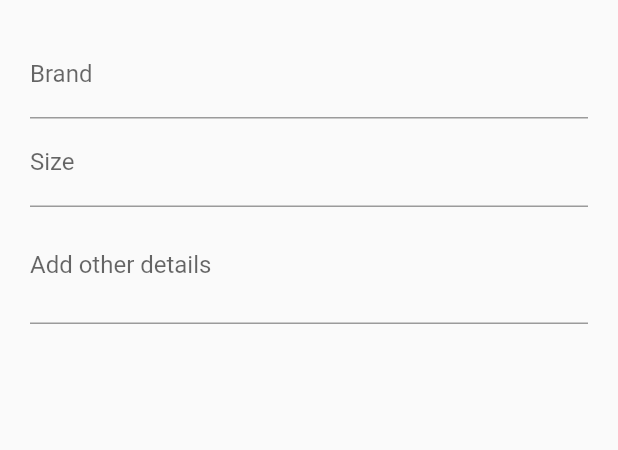
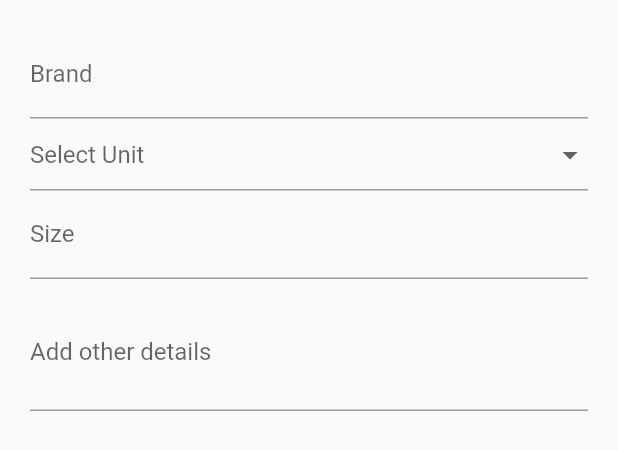
Before and after one commit to ayoub377/vendor-app_PFA, a Flutter app: the AttributeTab widget shown alone on an empty page, opened directly, on a phone screen of 412 x 824 dp. Shown: the top 450 px of the screen. Run offline on Flutter 3.47's test engine with Material 2 defaults, Android fonts, the phone set to English and light mode, and no system bars; our stand-ins replace cached_network_image, cloud_firestore, csc_picker, email_validator, firebase_auth, firebase_core and 3 more; missing offline and left inert: firebase_ui_auth, firebase_ui_oauth_google; accounts and stored records are empty; network calls fail.

Commit message:
Part 19 - Add product/image section
46:08

```diff
--- a/lib/provider/product_provider.dart
+++ b/lib/provider/product_provider.dart
@@ -1,8 +1,11 @@
 import 'package:flutter/material.dart';
+import 'package:image_picker/image_picker.dart';
 
 class ProductProvider with ChangeNotifier{
-
-  Map<String,dynamic>? productData={};
+  Map<String,dynamic>? productData={
+    'approved':false
+  };
+  final List<XFile>? imageFiles = [];
 
   getFormData(
       {String? productName,
@@ -23,7 +26,8 @@ class ProductProvider with ChangeNotifier{
         int? shippingCharge,
         String? brand,
         List? sizeList,
-        String? otherDetails
+        String? otherDetails,
+        String? unit
       }){
 
     if(productName!=null){
@@ -82,7 +86,13 @@ class ProductProvider with ChangeNotifier{
     }
     if(otherDetails!=null){
       productData!['otherDetails']=otherDetails;
+    }if(unit!=null){
+      productData!['unit']=unit;
     }
     notifyListeners();
   }
+  getImageFile(image){
+    imageFiles!.add(image);
+    notifyListeners();
+  }
 }
--- a/lib/widget/add_product/attribute_tab.dart
+++ b/lib/widget/add_product/attribute_tab.dart
@@ -25,10 +25,52 @@ class _AttributeTabState extends State<AttributeTab> with AutomaticKeepAliveClie
       maxLines: maxLine,
     );
   }
+
+    Widget _unitDropDown(ProductProvider provider){
+      return DropdownButtonFormField<String>(
+        value: selectedUnit,
+        icon: const Icon(Icons.arrow_drop_down),
+        hint: const Text("Select Unit",style: TextStyle(
+            fontSize: 16
+        ),),
+        elevation: 16,
+        onChanged: (String? newValue) {
+          // This is called when the user selects an item.
+          setState(() {
+            selectedUnit = newValue!;
+            provider.getFormData(
+                unit: newValue
+            );
+          });
+        },
+        items: _units.map<DropdownMenuItem<String>>((String value) {
+          return DropdownMenuItem<String>(
+            value: value,
+            child: Text(value),
+          );
+        }).toList(),
+        validator: (value){
+          return 'Select Unit';
+        },
+      );
+    }
+
+
     final List<String> _sizeList=[];
     final _textSize = TextEditingController();
     bool? _saved=false;
     bool _entered = false;
+    String? selectedUnit;
+    final List<String> _units = [
+      'Kg',
+      'Grm',
+      'Litre',
+      'Ml',
+      'Nos',
+      'Feet',
+      'Yard',
+      'Set',
+    ];
   @override
   Widget build(BuildContext context) {
     super.build(context);
@@ -46,6 +88,8 @@ class _AttributeTabState extends State<AttributeTab> with AutomaticKeepAliveClie
                   );
                 }
             ),
+            _unitDropDown(provider),
+
             Row(
               children: [
                 Expanded(
@@ -74,8 +118,9 @@ class _AttributeTabState extends State<AttributeTab> with AutomaticKeepAliveClie
                 }, child: Text("Add"))
               ],
             ),
+            const SizedBox(height: 10,),
             if(_sizeList.isNotEmpty)
-            Container(
+            SizedBox(
               height: 50,
               child: ListView.builder(
                 scrollDirection: Axis.horizontal,
@@ -114,11 +159,13 @@ class _AttributeTabState extends State<AttributeTab> with AutomaticKeepAliveClie
             if(_sizeList.isNotEmpty)
             Column(
               children: [
-                Text("*Long press to delete",style:TextStyle(
-                  color: Colors.grey,
-                  fontSize: 12
-                )),
-                ElevatedButton(
+                const Align(
+                    alignment: Alignment.centerLeft,
+                    child: Text("* Long press to delete",style:TextStyle(color: Colors.grey, fontSize: 12))),
+                Row(
+                  children: [
+                    Expanded(
+                      child: ElevatedButton(
                         child:Text(_saved == true? "Saved":"Press to save"),
                           onPressed: (){
                         setState(() {
@@ -128,6 +175,9 @@ class _AttributeTabState extends State<AttributeTab> with AutomaticKeepAliveClie
                         });
                         _saved=true;
                       }),
+                    ),
+                  ],
+                ),
               ],
             ),
             _formField(
--- a/lib/widget/add_product/general_tab.dart
+++ b/lib/widget/add_product/general_tab.dart
@@ -235,11 +235,15 @@ class _GeneralTabState extends State<GeneralTab> with AutomaticKeepAliveClientMi
                   inputType: TextInputType.number,
                   onChanged: (value){
                     // save in provider
+                    if(int.parse(value)>provider.productData!['regularPrice']){
+                      _service.scaffold(context, 'Sales price should be less than regular price');
+                      return ;
+                    }
                     setState(() {
-                      _salesPrice=true;
                       provider.getFormData(
                         salesPrice:  int.parse(value),
                       );
+                      _salesPrice=true;
                     });
                   }
               ),
```
Also changed, not shown: lib/firebase_services.dart (+20 -2 lines), lib/screens/add_product_screen.dart (+18 -8 lines), lib/widget/add_product/images_tab.dart (added, +75 -0 lines), pubspec.lock. Lines whose indentation alone changed are shown as unchanged.
